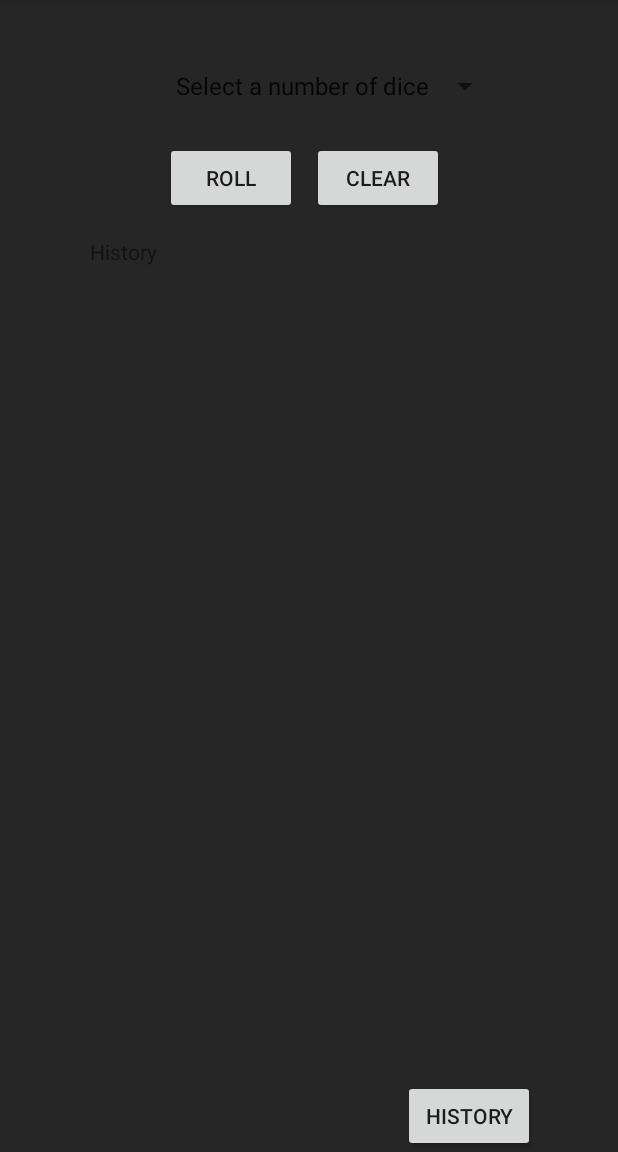
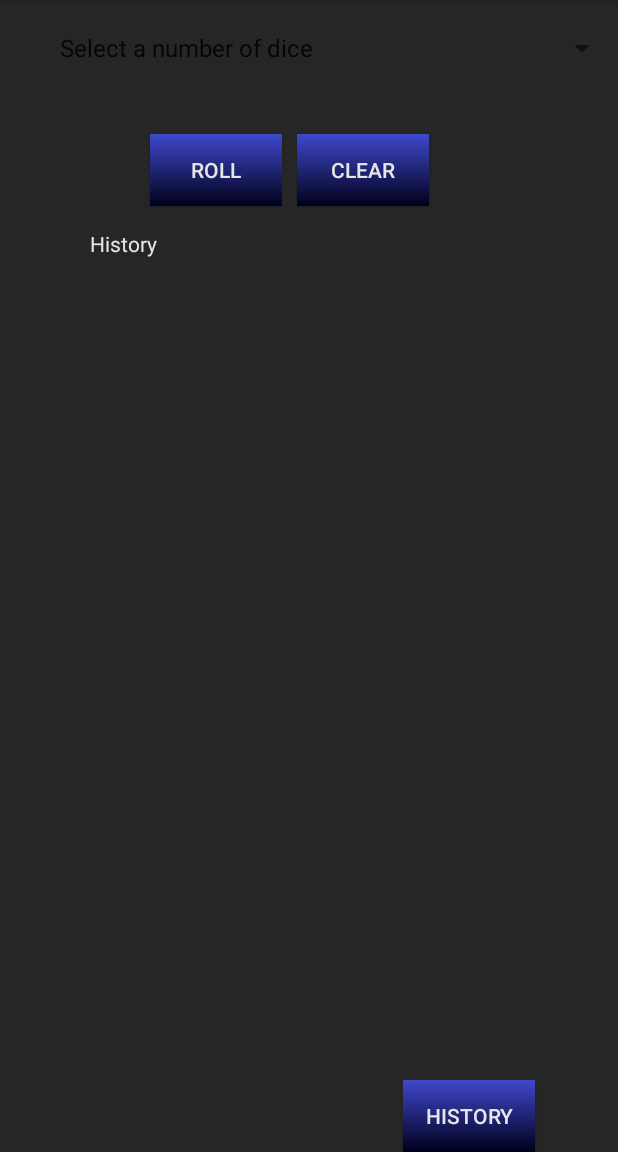
Before and after one commit to Thei1186/TDiceApp, an Android app: the screen it shows after launch (MainActivity), on a phone screen of 412 x 824 dp, the part 84-1236 px from its top. Run offline under Robolectric (Android 15) with nearby library versions, the phone set to English and light mode, and no system bars.

Commit message:
more styling

```diff
--- a/app/src/main/res/layout/activity_history.xml
+++ b/app/src/main/res/layout/activity_history.xml
@@ -27,6 +27,7 @@
         android:layout_width="wrap_content"
         android:layout_height="wrap_content"
         android:background="@drawable/gradientcolor"
+        android:textColor="@color/txtColor"
         android:layout_weight=".5">
     </Button>
 
--- a/app/src/main/res/layout/activity_main.xml
+++ b/app/src/main/res/layout/activity_main.xml
@@ -3,7 +3,6 @@
     xmlns:tools="http://schemas.android.com/tools"
     android:layout_width="match_parent"
     android:layout_height="match_parent"
-    android:orientation="vertical"
     tools:context=".MainActivity"
     android:background="@color/backgroundColor">
 
@@ -11,33 +10,32 @@
         android:id="@+id/LL_dice_container"
         android:layout_width="match_parent"
         android:layout_height="wrap_content"
-        android:layout_alignParentTop="true"
-        android:layout_centerInParent="true"
         android:layout_margin="10sp"
-        android:layout_marginTop="10sp"
-        android:layout_marginBottom="222dp"
+        android:layout_below="@id/spn_dice"
         android:orientation="horizontal">
 
     </LinearLayout>
 
     <Spinner
         android:id="@+id/spn_dice"
-        android:layout_width="wrap_content"
+        android:layout_width="match_parent"
         android:layout_height="wrap_content"
         android:layout_centerHorizontal="true"
-        android:layout_marginTop="5sp"
-        android:layout_below="@id/LL_dice_container">
+        android:layout_alignParentTop="true"
+        android:textColor="@color/txtColor">
     </Spinner>
 
     <Button
         android:id="@+id/btn_roll_dice"
         android:layout_width="wrap_content"
         android:layout_height="wrap_content"
-        android:layout_marginStart="110sp"
         android:layout_marginTop="5sp"
         android:layout_marginEnd="10sp"
-        android:layout_below="@+id/spn_dice"
-        android:text="@string/roll" />
+        android:layout_marginStart="100dp"
+        android:background="@drawable/gradientcolor"
+        android:text="@string/roll"
+        android:layout_below="@id/LL_dice_container"
+        android:textColor="@color/txtColor" />
 
     <Button
         android:id="@+id/btn_clear"
@@ -45,8 +43,10 @@
         android:layout_width="wrap_content"
         android:layout_height="wrap_content"
         android:layout_toEndOf="@id/btn_roll_dice"
-        android:layout_below="@id/spn_dice"
-        android:layout_marginTop="5sp">
+        android:background="@drawable/gradientcolor"
+        android:layout_marginTop="5sp"
+        android:layout_below="@id/LL_dice_container"
+        android:textColor="@color/txtColor">
 
     </Button>
 
@@ -57,7 +57,8 @@
         android:layout_height="wrap_content"
         android:layout_marginStart="60sp"
         android:layout_marginTop="15sp"
-        android:text="@string/history_title">
+        android:text="@string/history_title"
+        android:textColor="@color/txtColor">
     </TextView>
     <ListView
         android:id="@+id/lv_history_content"
@@ -76,6 +77,8 @@
         android:layout_alignParentBottom="true"
         android:layout_alignParentEnd="true"
         android:layout_marginEnd="55sp"
+        android:background="@drawable/gradientcolor"
+        android:textColor="@color/txtColor"
         />
 
 </RelativeLayout>
--- a/app/src/main/res/values/colors.xml
+++ b/app/src/main/res/values/colors.xml
@@ -5,5 +5,5 @@
     <color name="colorAccent">#3f48cc</color>
     <color name="backgroundColor">#262626</color>
     <color name="colorEnd">#00001a</color>
-    <color name="txtColor">#b3b3b3</color>
+    <color name="txtColor">#e6e6e6</color>
 </resources>
```
